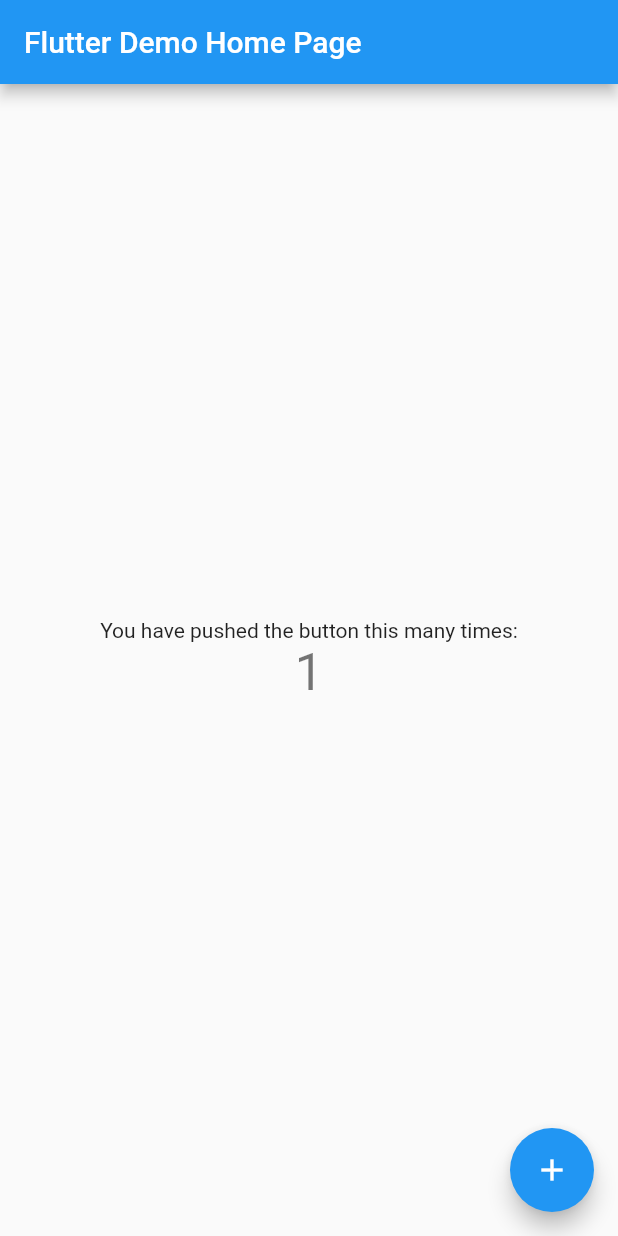
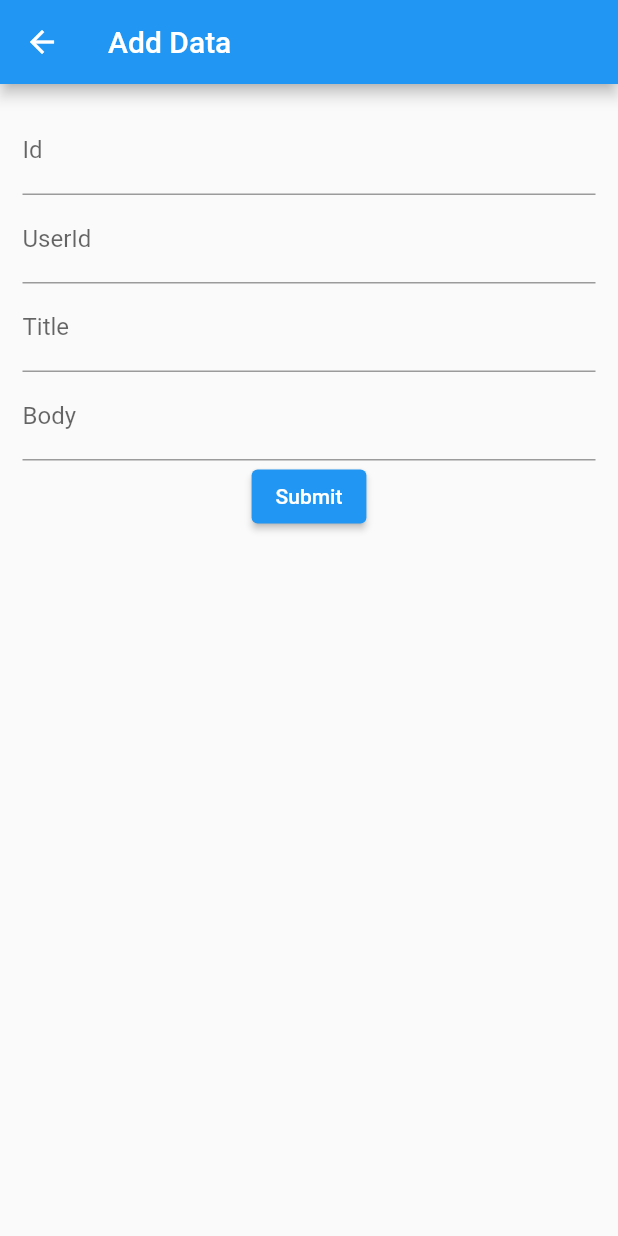
Before and after one commit to meilona/simple_app, a Flutter app: the screen it shows after launch, after a tap on the "add" icon, on a phone screen of 412 x 824 dp. Run offline on Flutter 3.47's test engine with Material 2 defaults, Android fonts, the phone set to English and light mode, and no system bars; our stand-ins replace auto_size_text, get, google_fonts; network calls fail.

Commit message:
Learning to use API in flutter
GET, POST, DELETE Data using API

```diff
--- /dev/null
+++ b/lib/configs/routes.dart
@@ -0,0 +1,19 @@
+import 'package:simple_app/views/add_page.dart';
+import 'package:get/get.dart';
+
+appRoutes() => [
+      GetPage(
+        name: '/add',
+        page: () => AddPage(),
+        transition: Transition.leftToRight,
+        transitionDuration: Duration(milliseconds: 500),
+      ),
+    ];
+
+class MyMiddleware extends GetMiddleware {
+  @override
+  GetPage? onPageCalled(GetPage? page) {
+    print(page?.name);
+    return super.onPageCalled(page);
+  }
+}
--- /dev/null
+++ b/lib/controllers/controller.dart
@@ -0,0 +1,3 @@
+import 'package:get/get.dart';
+
+class Controller extends GetxController {}
--- a/lib/main.dart
+++ b/lib/main.dart
@@ -1,115 +1,48 @@
+import './views/add_page.dart';
+import './views/home_page.dart';
+import 'package:get/get.dart';
 import 'package:flutter/material.dart';
+import './controllers/controller.dart';
+import './configs/routes.dart';
 
 void main() {
-  runApp(const MyApp());
+  runApp(MyApp());
 }
 
 class MyApp extends StatelessWidget {
-  const MyApp({Key? key}) : super(key: key);
+  final controller = Get.put(Controller());
 
   // This widget is the root of your application.
   @override
   Widget build(BuildContext context) {
-    return MaterialApp(
+    // ApiService().getPosts().then((value) => print("value : $value"));
+    return GetMaterialApp(
+      debugShowCheckedModeBanner: false,
       title: 'Flutter Demo',
       theme: ThemeData(
-        // This is the theme of your application.
-        //
-        // Try running your application with "flutter run". You'll see the
-        // application has a blue toolbar. Then, without quitting the app, try
-        // changing the primarySwatch below to Colors.green and then invoke
-        // "hot reload" (press "r" in the console where you ran "flutter run",
-        // or simply save your changes to "hot reload" in a Flutter IDE).
-        // Notice that the counter didn't reset back to zero; the application
-        // is not restarted.
         primarySwatch: Colors.blue,
       ),
-      home: const MyHomePage(title: 'Flutter Demo Home Page'),
+      getPages: appRoutes(),
+      home: Scaffold(
+        appBar: AppBar(
+          title: Text("Post it!"),
+          actions: <Widget>[
+            Padding(
+              padding: EdgeInsets.only(right: 20.0),
+              child: GestureDetector(
+                onTap: () {
+                  Get.to(() => const AddPage());
+                },
+                child: Icon(
+                  Icons.add,
+                  size: 26.0,
+                ),
+              ),
+            )
+          ],
+        ),
+        body: const HomePage(),
+      ),
     );
   }
 }
-
-class MyHomePage extends StatefulWidget {
-  const MyHomePage({Key? key, required this.title}) : super(key: key);
-
-  // This widget is the home page of your application. It is stateful, meaning
-  // that it has a State object (defined below) that contains fields that affect
-  // how it looks.
-
-  // This class is the configuration for the state. It holds the values (in this
-  // case the title) provided by the parent (in this case the App widget) and
-  // used by the build method of the State. Fields in a Widget subclass are
-  // always marked "final".
-
-  final String title;
-
-  @override
-  State<MyHomePage> createState() => _MyHomePageState();
-}
-
-class _MyHomePageState extends State<MyHomePage> {
-  int _counter = 0;
-
-  void _incrementCounter() {
-    setState(() {
-      // This call to setState tells the Flutter framework that something has
-      // changed in this State, which causes it to rerun the build method below
-      // so that the display can reflect the updated values. If we changed
-      // _counter without calling setState(), then the build method would not be
-      // called again, and so nothing would appear to happen.
-      _counter++;
-    });
-  }
-
-  @override
-  Widget build(BuildContext context) {
-    // This method is rerun every time setState is called, for instance as done
-    // by the _incrementCounter method above.
-    //
-    // The Flutter framework has been optimized to make rerunning build methods
-    // fast, so that you can just rebuild anything that needs updating rather
-    // than having to individually change instances of widgets.
-    return Scaffold(
-      appBar: AppBar(
-        // Here we take the value from the MyHomePage object that was created by
-        // the App.build method, and use it to set our appbar title.
-        title: Text(widget.title),
-      ),
-      body: Center(
-        // Center is a layout widget. It takes a single child and positions it
-        // in the middle of the parent.
-        child: Column(
-          // Column is also a layout widget. It takes a list of children and
-          // arranges them vertically. By default, it sizes itself to fit its
-          // children horizontally, and tries to be as tall as its parent.
-          //
-          // Invoke "debug painting" (press "p" in the console, choose the
-          // "Toggle Debug Paint" action from the Flutter Inspector in Android
-          // Studio, or the "Toggle Debug Paint" command in Visual Studio Code)
-          // to see the wireframe for each widget.
-          //
-          // Column has various properties to control how it sizes itself and
-          // how it positions its children. Here we use mainAxisAlignment to
-          // center the children vertically; the main axis here is the vertical
-          // axis because Columns are vertical (the cross axis would be
-          // horizontal).
-          mainAxisAlignment: MainAxisAlignment.center,
-          children: <Widget>[
-            const Text(
-              'You have pushed the button this many times:',
-            ),
-            Text(
-              '$_counter',
-              style: Theme.of(context).textTheme.headline4,
-            ),
-          ],
-        ),
-      ),
-      floatingActionButton: FloatingActionButton(
-        onPressed: _incrementCounter,
-        tooltip: 'Increment',
-        child: const Icon(Icons.add),
-      ), // This trailing comma makes auto-formatting nicer for build methods.
-    );
-  }
-}
--- /dev/null
+++ b/lib/models/post.dart
@@ -0,0 +1,40 @@
+import 'package:meta/meta.dart';
+import 'dart:convert';
+
+List<Post> postFromJson(String str) =>
+    List<Post>.from(json.decode(str).map((x) => Post.fromJson(x)));
+
+String postToJson(Post data) => json.encode(data.toJson());
+
+class Post {
+  int? userId;
+  int? id;
+  String? title;
+  String? body;
+
+  Post({
+    this.userId,
+    this.id,
+    this.title,
+    this.body,
+  });
+
+  factory Post.fromJson(Map<String, dynamic> json) => Post(
+        userId: json["userId"],
+        id: json["id"],
+        title: json["title"],
+        body: json["body"],
+      );
+
+  Map<String, dynamic> toJson() => {
+        "userId": userId,
+        "id": id,
+        "title": title,
+        "body": body,
+      };
+
+  @override
+  String toString() {
+    return 'Post{userId: $userId, id: $id, title: $title, body: $body}';
+  }
+}
--- /dev/null
+++ b/lib/services/app_service.dart
@@ -0,0 +1,38 @@
+import 'package:http/http.dart' show Client;
+import '../models/post.dart';
+
+class ApiService {
+  final String baseUrl = "https://jsonplaceholder.typicode.com";
+  Client client = Client();
+
+  // request ke endpoint using GET method
+  Future<List<Post>> getPosts() async {
+    final res = await client.get(Uri.parse("$baseUrl/posts"));
+    return postFromJson(res.body);
+    // if (res.statusCode == 200) {
+    //   return postFromJson(res.body);
+    // } else {
+    //   return null;
+    // }
+  }
+
+  //delete
+  Future<bool?> deletePost(int id) async {
+    final res = await client.delete(Uri.parse("$baseUrl/posts/$id"),
+        headers: {"content-type": "application/json"});
+    if (res.statusCode == 200) {
+      return true;
+    }
+    return false;
+  }
+
+  //create
+  Future<bool?> createPost(Post data) async {
+    final res = await client.post(Uri.parse("$baseUrl/posts"),
+        headers: {"content-type": "application/json"}, body: postToJson(data));
+    if (res.statusCode == 201) {
+      return true;
+    }
+    return false;
+  }
+}
--- /dev/null
+++ b/lib/views/add_page.dart
@@ -0,0 +1,135 @@
+import 'package:flutter/material.dart';
+import 'package:get/get.dart';
+import 'package:simple_app/services/app_service.dart';
+import 'package:simple_app/views/home_page.dart';
+import 'package:simple_app/widgets/text.dart';
+
+import '../controllers/controller.dart';
+import '../models/post.dart';
+
+class AddPage extends StatefulWidget {
+  const AddPage({Key? key}) : super(key: key);
+
+  @override
+  State<AddPage> createState() => _AddPageState();
+}
+
+class _AddPageState extends State<AddPage> {
+  String? _id;
+  String? _userId;
+  String? _title;
+  String? _body;
+
+  final GlobalKey<FormState> _formKey = GlobalKey<FormState>();
+
+  Widget _buildId() {
+    return TextFormField(
+      decoration: InputDecoration(labelText: 'Id'),
+      validator: (String? value) {
+        int? id = int.tryParse(value!);
+        if (id == null || id <= 0) {
+          return 'UserId must be greater than 0';
+        }
+      },
+      onSaved: (String? value) {
+        _id = value!;
+      },
+    );
+  }
+
+  Widget _buildUserId() {
+    return TextFormField(
+      decoration: InputDecoration(labelText: 'UserId'),
+      validator: (String? value) {
+        int? userId = int.tryParse(value!);
+        if (userId == null || userId <= 0) {
+          return 'UserId must be greater than 0';
+        }
+      },
+      onSaved: (String? value) {
+        _userId = value!;
+      },
+    );
+  }
+
+  Widget _buildTitle() {
+    return TextFormField(
+      decoration: InputDecoration(labelText: 'Title'),
+      validator: (String? value) {
+        if (value!.isEmpty) {
+          return 'Title is Required';
+        }
+      },
+      onSaved: (String? value) {
+        _title = value!;
+      },
+    );
+  }
+
+  Widget _buildBody() {
+    return TextFormField(
+      decoration: InputDecoration(labelText: 'Body'),
+      validator: (String? value) {
+        if (value!.isEmpty) {
+          return 'Body is Required';
+        }
+      },
+      onSaved: (String? value) {
+        _body = value!;
+      },
+    );
+  }
+
+  @override
+  Widget build(BuildContext context) {
+    return Scaffold(
+      appBar: AppBar(
+        title: Text("Add Data"),
+      ),
+      body: Form(
+        key: _formKey,
+        child: Container(
+          margin: EdgeInsets.all(15.0),
+          child: Column(
+            children: [
+              _buildId(),
+              _buildUserId(),
+              _buildTitle(),
+              _buildBody(),
+              ElevatedButton(
+                child: Text(
+                  "Submit",
+                  style: TextStyle(color: Colors.white),
+                ),
+                onPressed: () {
+                  if (!_formKey.currentState!.validate()) {
+                    return;
+                  }
+                  _formKey.currentState!.save();
+
+                  print(_id);
+                  print(_userId);
+                  print(_title);
+                  print(_body);
+                  Post post = Post(
+                      id: int.tryParse(_id!),
+                      userId: int.tryParse(_userId!),
+                      title: _title,
+                      body: _body);
+                  ApiService().createPost(post).then((isSuccess) {
+                    if (isSuccess!) {
+                      print('success save data');
+                      Get.to(() => const HomePage());
+                    } else {
+                      print('failed to save data');
+                    }
+                  });
+                },
+              ),
+            ],
+          ),
+        ),
+      ),
+    );
+  }
+}
--- /dev/null
+++ b/lib/views/home_page.dart
@@ -0,0 +1,134 @@
+import 'package:flutter/material.dart';
+import '../models/post.dart';
+import '../services/app_service.dart';
+
+class HomePage extends StatefulWidget {
+  const HomePage({Key? key}) : super(key: key);
+
+  @override
+  State<HomePage> createState() => _HomePageState();
+}
+
+class _HomePageState extends State<HomePage> {
+  late ApiService apiService;
+
+  @override
+  void initState() {
+    super.initState();
+    apiService = ApiService();
+  }
+
+  @override
+  Widget build(BuildContext context) {
+    context = context;
+    return SafeArea(
+      child: FutureBuilder(
+        future: apiService.getPosts(),
+        builder: (BuildContext context, AsyncSnapshot<List<Post>?> snap) {
+          if (snap.hasError) {
+            return Center(
+              child: Text(
+                  "Something wrong with message: ${snap.error.toString()}"),
+            );
+          } else if (snap.connectionState == ConnectionState.done) {
+            List<Post>? posts = snap.data;
+            return _buildListView(posts!);
+          } else {
+            return Center(
+              child: CircularProgressIndicator(),
+            );
+          }
+        },
+      ),
+    );
+  }
+
+  Widget _buildListView(List<Post> posts) {
+    return Padding(
+      padding: const EdgeInsets.all(10),
+      child: ListView.builder(
+        itemCount: posts == null ? 0 : posts.length,
+        itemBuilder: ((context, index) {
+          Post post = posts[index];
+          return Padding(
+            padding: const EdgeInsets.only(top: 8.0),
+            child: Card(
+              child: Padding(
+                padding: const EdgeInsets.all(16.0),
+                child: Column(
+                  crossAxisAlignment: CrossAxisAlignment.start,
+                  children: <Widget>[
+                    Text(
+                      post.title!,
+                      style: Theme.of(context).textTheme.titleSmall,
+                    ),
+                    Text(post.body!),
+                    Row(
+                      mainAxisAlignment: MainAxisAlignment.end,
+                      children: <Widget>[
+                        TextButton(
+                          onPressed: () {
+                            showDialog(
+                                context: context,
+                                builder: (context) {
+                                  return AlertDialog(
+                                    title: Text("Warning"),
+                                    content: Text(
+                                        "Are you sure want to delete data profile ${post.userId}?"),
+                                    actions: <Widget>[
+                                      TextButton(
+                                        child: Text("Yes"),
+                                        onPressed: () {
+                                          Navigator.pop(context);
+                                          apiService
+                                              .deletePost(post.id!)
+                                              .then((isSuccess) {
+                                            if (isSuccess!) {
+                                              setState(() {});
+                                              ScaffoldMessenger.of(this.context)
+                                                  .showSnackBar(SnackBar(
+                                                      content: Text(
+                                                          "Delete data success")));
+                                            } else {
+                                              ScaffoldMessenger.of(this.context)
+                                                  .showSnackBar(SnackBar(
+                                                      content: Text(
+                                                          "Delete data failed")));
+                                            }
+                                          });
+                                        },
+                                      ),
+                                      TextButton(
+                                        child: Text("No"),
+                                        onPressed: () {
+                                          Navigator.pop(context);
+                                        },
+                                      )
+                                    ],
+                                  );
+                                });
+                          },
+                          child: Text(
+                            "Delete",
+                            style: TextStyle(color: Colors.red),
+                          ),
+                        ),
+                        TextButton(
+                          onPressed: () {},
+                          child: Text(
+                            "Edit",
+                            style: TextStyle(color: Colors.blue),
+                          ),
+                        ),
+                      ],
+                    ),
+                  ],
+                ),
+              ),
+            ),
+          );
+        }),
+      ),
+    );
+  }
+}
--- a/pubspec.yaml
+++ b/pubspec.yaml
@@ -34,6 +34,10 @@ dependencies:
   # The following adds the Cupertino Icons font to your application.
   # Use with the CupertinoIcons class for iOS style icons.
   cupertino_icons: ^1.0.2
+  auto_size_text: ^3.0.0
+  http: ^0.13.4
+  get: ^4.6.1
+  google_fonts: 2.2.0
 
 dev_dependencies:
   flutter_test:
```
Also changed, not shown: lib/configs/theme.dart (added, +45 -0 lines), lib/controllers/add_controller.dart (added, +12 -0 lines), lib/widgets/text.dart (added, +67 -0 lines), lib/widgets/text_field.dart (added, +71 -0 lines), pubspec.lock, 7 other files.
